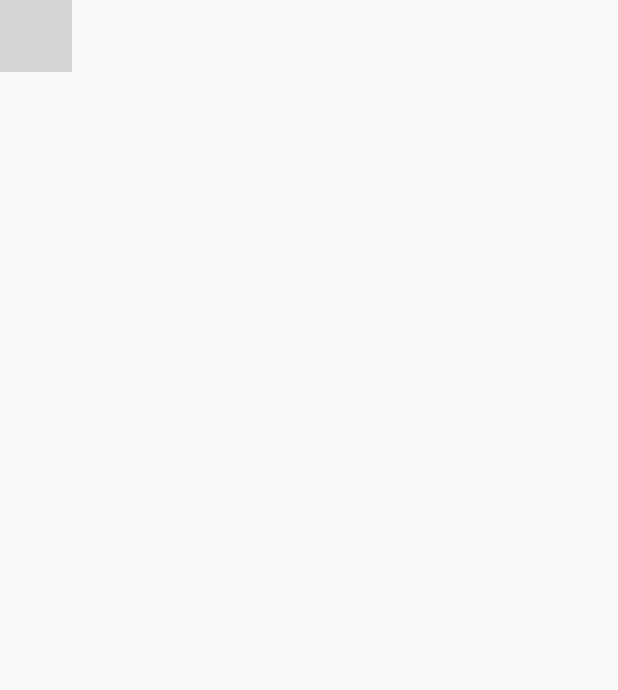
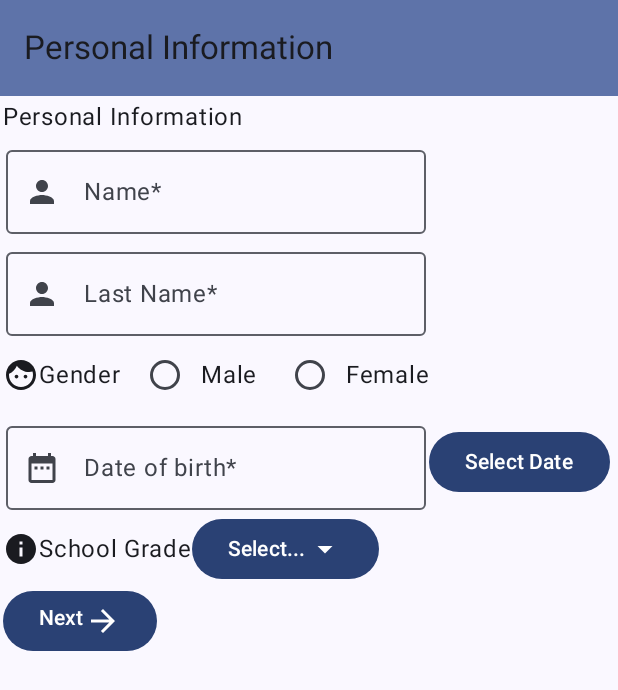
Before and after one commit to Compu-Movil-20241-Gr09/LabsCM20241-Gr09, an Android app built with Jetpack Compose: the screen it shows after launch (MainActivity), on a phone screen of 412 x 824 dp. Shown: the top 690 px of the screen. Run offline under Robolectric (Android 15) with nearby library versions, the phone set to English and light mode, and no system bars; grey boxes are pictures that could not be loaded.

Commit message:
Spinner and First Navigation

```diff
--- a/Lab1-UI/src/main/java/co/edu/udea/compumovil/gr09_20241/lab1/FormScreen.kt
+++ b/Lab1-UI/src/main/java/co/edu/udea/compumovil/gr09_20241/lab1/FormScreen.kt
@@ -1,19 +1,108 @@
 package co.edu.udea.compumovil.gr09_20241.lab1
 
+import androidx.annotation.StringRes
+import androidx.compose.foundation.layout.fillMaxSize
+import androidx.compose.foundation.layout.padding
+import androidx.compose.foundation.rememberScrollState
+import androidx.compose.foundation.verticalScroll
+import androidx.compose.material.icons.Icons
+import androidx.compose.material.icons.automirrored.filled.ArrowBack
+import androidx.compose.material3.Icon
+import androidx.compose.material3.IconButton
+import androidx.compose.material3.MaterialTheme
+import androidx.compose.material3.Scaffold
+import androidx.compose.material3.Text
+import androidx.compose.material3.TopAppBar
+import androidx.compose.material3.TopAppBarDefaults
 import androidx.compose.runtime.Composable
+import androidx.compose.runtime.getValue
+import androidx.compose.ui.Modifier
+import androidx.compose.ui.res.stringResource
 import co.edu.udea.compumovil.gr09_20241.lab1.ui.DataViewModel
 import androidx.lifecycle.viewmodel.compose.viewModel
+import androidx.navigation.NavHostController
+import androidx.navigation.compose.NavHost
+import androidx.navigation.compose.composable
+import androidx.navigation.compose.currentBackStackEntryAsState
+import androidx.navigation.compose.rememberNavController
+import co.edu.udea.compumovil.gr09_20241.lab1.ui.ContactDataScreen
+import co.edu.udea.compumovil.gr09_20241.lab1.ui.PersonalDataScreen
 
-enum class FormScreen(){
-    Personal,
-    Contact,
-    Summary
+enum class FormScreen(@StringRes val title: Int){
+    Personal(title = R.string.personal_information),
+    Contact(title = R.string.contact_information),
+    Summary(title = R.string.app_name)
+}
+
+@Composable
+fun FormAppBar(
+    currentScreen: FormScreen,
+    canNavigateBack: Boolean,
+    navigateUp: () -> Unit,
+    modifier: Modifier = Modifier
+) {
+    TopAppBar(
+        title = { Text(stringResource(currentScreen.title)) },
+        colors = TopAppBarDefaults.mediumTopAppBarColors(
+            containerColor = MaterialTheme.colorScheme.primaryContainer
+        ),
+        modifier = modifier,
+        navigationIcon = {
+            if (canNavigateBack) {
+                IconButton(onClick = navigateUp) {
+                    Icon(
+                        imageVector = Icons.AutoMirrored.Default.ArrowBack,
+                        contentDescription = stringResource(R.string.back_button)
+                    )
+                }
+            }
+        }
+    )
 }
 
 @Composable
 fun FormApp(
-    viewModel: DataViewModel = viewModel()
-    navController:NavHostController = rememberNavController()
-){
+    viewModel: DataViewModel = viewModel(),
+    navController: NavHostController = rememberNavController()
+) {
+    // Get current back stack entry
+    val backStackEntry by navController.currentBackStackEntryAsState()
+    // Get the name of the current screen
+    val currentScreen = FormScreen.valueOf(
+        backStackEntry?.destination?.route ?: FormScreen.Personal.name
+    )
 
+    Scaffold(
+        topBar = {
+            FormAppBar(
+                currentScreen = currentScreen,
+                canNavigateBack = navController.previousBackStackEntry != null,
+                navigateUp = { navController.navigateUp() }
+            )
+        }
+    ) { innerPadding ->
+        NavHost(
+            navController = navController,
+            startDestination = FormScreen.Personal.name,
+            modifier = Modifier
+                .fillMaxSize()
+                .verticalScroll(rememberScrollState())
+                .padding(innerPadding)
+        ) {
+            composable(route = FormScreen.Personal.name) {
+                PersonalDataScreen(
+                    dataViewModel = viewModel,
+                    onNextButtonClicked = {
+                        navController.navigate(FormScreen.Contact.name)
+                    }
+                )
+            }
+            composable(route = FormScreen.Contact.name) {
+                ContactDataScreen()
+            }
+            composable(route = FormScreen.Summary.name) {
+                /* Por si quiero hacer la pantalla del resumen */
+            }
+        }
+    }
 }
--- a/Lab1-UI/src/main/java/co/edu/udea/compumovil/gr09_20241/lab1/data/DataSource.kt
+++ b/Lab1-UI/src/main/java/co/edu/udea/compumovil/gr09_20241/lab1/data/DataSource.kt
@@ -5,8 +5,8 @@ import co.edu.udea.compumovil.gr09_20241.lab1.R
 object DataSource {
     val genderOptions = listOf(
         R.string.male,
-        R.string.female,
-        R.string.other
+        R.string.female/*,
+        R.string.other*/
     )
 
     val scholarityLevels = listOf(
--- a/Lab1-UI/src/main/java/co/edu/udea/compumovil/gr09_20241/lab1/ui/ContactDataActivity.kt
+++ b/Lab1-UI/src/main/java/co/edu/udea/compumovil/gr09_20241/lab1/ui/ContactDataActivity.kt
@@ -1,6 +1,7 @@
 package co.edu.udea.compumovil.gr09_20241.lab1.ui
 
 import android.content.res.Configuration
+import androidx.compose.material3.Text
 import androidx.compose.runtime.Composable
 import androidx.compose.ui.platform.LocalConfiguration
 
@@ -18,10 +19,10 @@ fun ContactDataScreen(){
 
 @Composable
 fun ContactDataPortrait(){
-
+    Text(text = "Prrr lambebicho cabron")
 }
 
 @Composable
 fun ContactDataLandscape(){
-
+    Text(text = "Prrr lambebicho cabron")
 }
--- a/Lab1-UI/src/main/java/co/edu/udea/compumovil/gr09_20241/lab1/ui/PersonalDataActivity.kt
+++ b/Lab1-UI/src/main/java/co/edu/udea/compumovil/gr09_20241/lab1/ui/PersonalDataActivity.kt
@@ -1,10 +1,17 @@
 package co.edu.udea.compumovil.gr09_20241.lab1.ui
 
 import android.content.res.Configuration
+import android.util.Log
 import androidx.compose.foundation.layout.Column
+import androidx.compose.foundation.layout.Row
 import androidx.compose.foundation.layout.padding
 import androidx.compose.material.icons.Icons
+import androidx.compose.material.icons.filled.ArrowForward
+import androidx.compose.material.icons.filled.Face
+import androidx.compose.material.icons.filled.Info
 import androidx.compose.material.icons.filled.Person
+import androidx.compose.material3.Button
+import androidx.compose.material3.Icon
 import androidx.compose.material3.MaterialTheme
 import androidx.compose.material3.Text
 import androidx.compose.runtime.Composable
@@ -17,17 +24,20 @@ import androidx.compose.ui.res.stringResource
 import androidx.compose.ui.tooling.preview.Preview
 import androidx.compose.ui.unit.dp
 import androidx.lifecycle.viewmodel.compose.viewModel
+import androidx.navigation.NavHostController
+import androidx.navigation.compose.rememberNavController
 import co.edu.udea.compumovil.gr09_20241.lab1.R
 import co.edu.udea.compumovil.gr09_20241.lab1.data.DataSource
 import co.edu.udea.compumovil.gr09_20241.lab1.data.FormUiState
 import co.edu.udea.compumovil.gr09_20241.lab1.ui.components.BasicTextField
 import co.edu.udea.compumovil.gr09_20241.lab1.ui.components.LabelledDatePicker
 import co.edu.udea.compumovil.gr09_20241.lab1.ui.components.LabelledRadioGroup
-
+import co.edu.udea.compumovil.gr09_20241.lab1.ui.components.LabelledSpinnerSelector
 
 @Composable
 fun PersonalDataScreen(
-    dataViewModel: DataViewModel = viewModel()
+    dataViewModel: DataViewModel = viewModel(),
+    onNextButtonClicked: () -> Unit
 ){
     val formUiState by dataViewModel.uiState.collectAsState()
 
@@ -38,7 +48,8 @@ fun PersonalDataScreen(
     if(orientation == Configuration.ORIENTATION_PORTRAIT){
         PersonalDataPortrait(
             formUiState,
-            dataViewModel
+            dataViewModel,
+            onNextButtonClicked
         )
     }else if(orientation == Configuration.ORIENTATION_LANDSCAPE){
         PersonalDataLandscape()
@@ -48,7 +59,8 @@ fun PersonalDataScreen(
 @Composable
 fun PersonalDataPortrait(
     formUiState: FormUiState,
-    dataViewModel: DataViewModel
+    dataViewModel: DataViewModel,
+    onNextButtonClicked: () -> Unit
 ) {
     val context = LocalContext.current
 
@@ -62,7 +74,7 @@ fun PersonalDataPortrait(
         BasicTextField(
             value = formUiState.name,
             onValueChange = { dataViewModel.setName(it) },
-            label = stringResource(R.string.name),
+            label = stringResource(R.string.name) + "*",
             imageVector = Icons.Default.Person,
             readOnly = false
         )
@@ -71,24 +83,41 @@ fun PersonalDataPortrait(
         BasicTextField(
             value = formUiState.lastName,
             onValueChange = { dataViewModel.setLastName(it) },
-            label = stringResource(R.string.last_name),
+            label = stringResource(R.string.last_name) + "*",
             imageVector = Icons.Default.Person,
             readOnly = false
         )
 
         //  RadioGroup for Gender
         LabelledRadioGroup(
+            imageVector = Icons.Default.Face,
             label = stringResource(R.string.gender),
             items = DataSource.genderOptions.map { id -> context.resources.getString(id) },
             selection = formUiState.gender,
             onItemClick =   { dataViewModel.setGender(it)}
         )
 
+        // DatePicker for Birth date
         LabelledDatePicker(
+            label = stringResource(R.string.date_of_birth) + "*",
             value = formUiState.birth,
             onValueChange = { dataViewModel.setBirth(it) }
         )
 
+        LabelledSpinnerSelector(
+            label = stringResource(R.string.school_grade),
+            items = DataSource.scholarityLevels.map { id -> context.resources.getString(id) },
+            selection = formUiState.scholarity,
+            onSelectionChange = { dataViewModel.setScholarity(it) },
+            imageVector = Icons.Default.Info
+        )
+
+        Button(onClick = onNextButtonClicked ) {
+            Row {
+                Text(text = "Next")
+                Icon(imageVector = Icons.Default.ArrowForward, contentDescription = "")
+            }
+        }
     }
 }
 
@@ -102,10 +131,14 @@ fun PersonalDataLandscape(){
 fun PersonalScreenPreview(){
     val dataViewModel = DataViewModel()
     val formUiState by dataViewModel.uiState.collectAsState()
+    val navController: NavHostController = rememberNavController()
     MaterialTheme {
         PersonalDataPortrait(
             formUiState,
-            dataViewModel
+            dataViewModel,
+            onNextButtonClicked = {
+                navController.navigate("contactData")
+            }
         )
     }
 }
--- a/Lab1-UI/src/main/java/co/edu/udea/compumovil/gr09_20241/lab1/ui/components/DatePickerComponents.kt
+++ b/Lab1-UI/src/main/java/co/edu/udea/compumovil/gr09_20241/lab1/ui/components/DatePickerComponents.kt
@@ -20,6 +20,7 @@ import java.util.Date
 
 @Composable
 fun LabelledDatePicker(
+    label: String,
     value: String,
     onValueChange: ((String) -> Unit)
 ){
@@ -29,7 +30,7 @@ fun LabelledDatePicker(
         BasicTextField(
             value = value,
             onValueChange = onValueChange,
-            label = stringResource(R.string.date_of_birth),
+            label = label,
             imageVector = Icons.Default.DateRange,
             readOnly = true
         )
--- a/Lab1-UI/src/main/java/co/edu/udea/compumovil/gr09_20241/lab1/ui/components/RadioButtonComponents.kt
+++ b/Lab1-UI/src/main/java/co/edu/udea/compumovil/gr09_20241/lab1/ui/components/RadioButtonComponents.kt
@@ -3,6 +3,7 @@ package co.edu.udea.compumovil.gr09_20241.lab1.ui.components
 import androidx.compose.foundation.layout.Column
 import androidx.compose.foundation.layout.Row
 import androidx.compose.foundation.layout.padding
+import androidx.compose.material3.Icon
 import androidx.compose.material3.RadioButton
 import androidx.compose.material3.RadioButtonColors
 import androidx.compose.material3.RadioButtonDefaults
@@ -10,6 +11,7 @@ import androidx.compose.material3.Text
 import androidx.compose.runtime.Composable
 import androidx.compose.ui.Alignment
 import androidx.compose.ui.Modifier
+import androidx.compose.ui.graphics.vector.ImageVector
 import androidx.compose.ui.unit.dp
 
 @Composable
@@ -62,11 +64,21 @@ fun RadioGroup(
 @Composable
 fun LabelledRadioGroup(
     label: String,
+    imageVector: ImageVector,
     items: List<String>,
     selection: String,
     onItemClick: ((String) -> Unit)
 ){
+    /*
     Column(horizontalAlignment = Alignment.CenterHorizontally){
+        Text(text = label)
+        RadioGroup(items = items, selection = selection, onItemClick = onItemClick)
+    }*/
+
+    Row (
+        verticalAlignment = Alignment.CenterVertically
+    ){
+        Icon(imageVector = imageVector, contentDescription = "")
         Text(text = label)
         RadioGroup(items = items, selection = selection, onItemClick = onItemClick)
     }
--- /dev/null
+++ b/Lab1-UI/src/main/java/co/edu/udea/compumovil/gr09_20241/lab1/ui/components/SpinnerComponents.kt
@@ -0,0 +1,83 @@
+package co.edu.udea.compumovil.gr09_20241.lab1.ui.components
+
+import androidx.compose.foundation.layout.Box
+import androidx.compose.foundation.layout.Row
+import androidx.compose.material.icons.Icons
+import androidx.compose.material.icons.filled.ArrowDropDown
+import androidx.compose.material.icons.filled.Info
+import androidx.compose.material3.Button
+import androidx.compose.material3.DropdownMenu
+import androidx.compose.material3.DropdownMenuItem
+import androidx.compose.material3.Icon
+import androidx.compose.material3.Text
+import androidx.compose.runtime.Composable
+import androidx.compose.runtime.getValue
+import androidx.compose.runtime.mutableStateOf
+import androidx.compose.runtime.remember
+import androidx.compose.runtime.setValue
+import androidx.compose.ui.Alignment
+import androidx.compose.ui.graphics.vector.ImageVector
+import androidx.compose.ui.res.stringResource
+import co.edu.udea.compumovil.gr09_20241.lab1.R
+import co.edu.udea.compumovil.gr09_20241.lab1.data.DataSource
+
+@Composable
+fun SpinnerSelection (
+    items: List<String>,
+    selection: String,
+    onSelectionChange: (String) -> Unit
+){
+    var expanded by remember { mutableStateOf(false) }
+
+    Box {
+        Button(onClick = { expanded = !expanded }){
+            if (selection.equals("")){
+                Text (stringResource(R.string.select) + "...")
+            }else{
+                Text (selection)
+            }
+
+            Icon(
+                imageVector = Icons.Filled.ArrowDropDown,
+                contentDescription = null,
+            )
+        }
+        DropdownMenu(
+            expanded = expanded,
+            onDismissRequest = { expanded = false },
+        ) {
+            items.forEach { item ->
+                DropdownMenuItem(
+                    text = {
+                           Text(text = item)
+                    },
+                    onClick = {
+                        expanded = false
+                        onSelectionChange(item)
+                    }
+                )
+            }
+        }
+    }
+}
+
+@Composable
+fun LabelledSpinnerSelector(
+    label: String,
+    items: List<String>,
+    selection: String,
+    onSelectionChange: (String) -> Unit,
+    imageVector: ImageVector
+){
+    Row(
+        verticalAlignment = Alignment.CenterVertically
+    ){
+        Icon(imageVector= imageVector, contentDescription = "")
+        Text(text = label)
+        SpinnerSelection(
+            items = items,
+            selection = selection,
+            onSelectionChange = onSelectionChange
+        )
+    }
+}
--- a/Lab1-UI/src/main/res/values/strings.xml
+++ b/Lab1-UI/src/main/res/values/strings.xml
@@ -14,4 +14,6 @@
     <string name="back_button">Back</string>
     <string name="select_date">Select Date</string>
     <string name="contact_information">Contact Information</string>
+    <string name="school_grade">School Grade</string>
+    <string name="select">Select</string>
 </resources>
```
Also changed, not shown: 1 other file.
